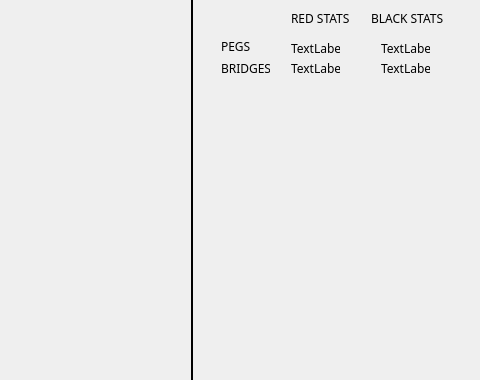
First picture: the form in C--/TwixtUI/TwixtUI.ui, repository florin-irl/C--, before the edit; both pictures show x 509 to 989 and y 350 to 730 of the 989 by 730 pixel window.
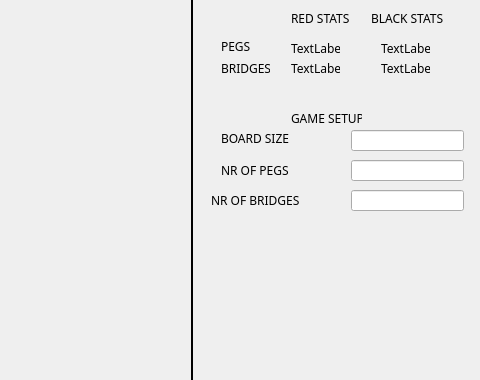
Second picture: the form after the edit. Icons and pictures are not drawn.

Commit message: made game setup mock

Patch:
```diff
--- a/C--/TwixtUI/TwixtUI.ui
+++ b/C--/TwixtUI/TwixtUI.ui
@@ -318,6 +318,108 @@
      <string>TextLabel</string>
     </property>
    </widget>
+   <widget class="QLabel" name="label_12">
+    <property name="geometry">
+     <rect>
+      <x>800</x>
+      <y>460</y>
+      <width>71</width>
+      <height>16</height>
+     </rect>
+    </property>
+    <property name="font">
+     <font>
+      <family>Bahnschrift</family>
+     </font>
+    </property>
+    <property name="text">
+     <string>GAME SETUP</string>
+    </property>
+   </widget>
+   <widget class="QLabel" name="label_13">
+    <property name="geometry">
+     <rect>
+      <x>730</x>
+      <y>480</y>
+      <width>71</width>
+      <height>16</height>
+     </rect>
+    </property>
+    <property name="font">
+     <font>
+      <family>Bahnschrift</family>
+     </font>
+    </property>
+    <property name="text">
+     <string>BOARD SIZE</string>
+    </property>
+   </widget>
+   <widget class="QLabel" name="label_14">
+    <property name="geometry">
+     <rect>
+      <x>730</x>
+      <y>510</y>
+      <width>71</width>
+      <height>20</height>
+     </rect>
+    </property>
+    <property name="font">
+     <font>
+      <family>Bahnschrift</family>
+     </font>
+    </property>
+    <property name="text">
+     <string>NR OF PEGS</string>
+    </property>
+   </widget>
+   <widget class="QLabel" name="label_15">
+    <property name="geometry">
+     <rect>
+      <x>720</x>
+      <y>540</y>
+      <width>91</width>
+      <height>20</height>
+     </rect>
+    </property>
+    <property name="font">
+     <font>
+      <family>Bahnschrift</family>
+     </font>
+    </property>
+    <property name="text">
+     <string>NR OF BRIDGES</string>
+    </property>
+   </widget>
+   <widget class="QLineEdit" name="lineEdit">
+    <property name="geometry">
+     <rect>
+      <x>860</x>
+      <y>480</y>
+      <width>113</width>
+      <height>21</height>
+     </rect>
+    </property>
+   </widget>
+   <widget class="QLineEdit" name="lineEdit_2">
+    <property name="geometry">
+     <rect>
+      <x>860</x>
+      <y>510</y>
+      <width>113</width>
+      <height>21</height>
+     </rect>
+    </property>
+   </widget>
+   <widget class="QLineEdit" name="lineEdit_3">
+    <property name="geometry">
+     <rect>
+      <x>860</x>
+      <y>540</y>
+      <width>113</width>
+      <height>21</height>
+     </rect>
+    </property>
+   </widget>
   </widget>
  </widget>
  <layoutdefault spacing="6" margin="11"/>
```
